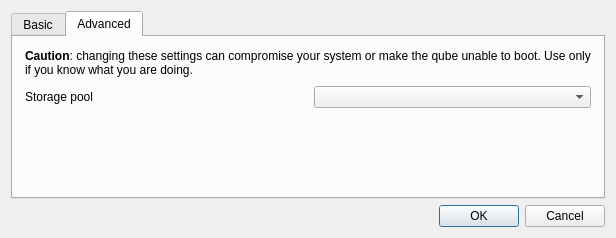
First picture: the form in ui/clonevmdlg.ui, repository QubesOS/qubes-manager, before the edit.
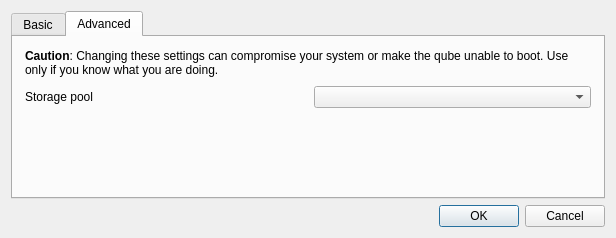
Second picture: the form after the edit. The open tabs and pages were chosen to show the change. Icons and pictures are not drawn.

```diff
--- a/ui/clonevmdlg.ui
+++ b/ui/clonevmdlg.ui
@@ -131,7 +131,7 @@
           </sizepolicy>
          </property>
          <property name="text">
-          <string>&lt;html&gt;&lt;head/&gt;&lt;body&gt;&lt;p&gt;&lt;span style=&quot; font-weight:600;&quot;&gt;Caution&lt;/span&gt;: changing these settings can compromise your system or make the qube unable to boot. Use only if you know what you are doing.&lt;/p&gt;&lt;/body&gt;&lt;/html&gt;</string>
+          <string>&lt;html&gt;&lt;head/&gt;&lt;body&gt;&lt;p&gt;&lt;span style=&quot; font-weight:600;&quot;&gt;Caution&lt;/span&gt;: Changing these settings can compromise your system or make the qube unable to boot. Use only if you know what you are doing.&lt;/p&gt;&lt;/body&gt;&lt;/html&gt;</string>
          </property>
          <property name="wordWrap">
           <bool>true</bool>
```
